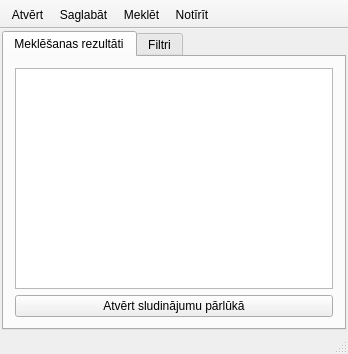
This is mainwindow.ui in FrankMamuda/findaflat as Qt 5 draws it before an edit. The edited form follows.
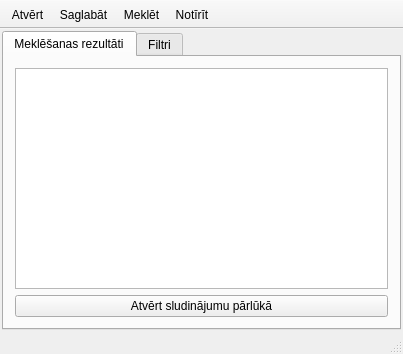
This is the edited form. Icons and pictures are not drawn.

```diff
--- a/mainwindow.ui
+++ b/mainwindow.ui
@@ -6,8 +6,8 @@
    <rect>
     <x>0</x>
     <y>0</y>
-    <width>348</width>
-    <height>330</height>
+    <width>403</width>
+    <height>332</height>
    </rect>
   </property>
   <property name="windowTitle">
```
